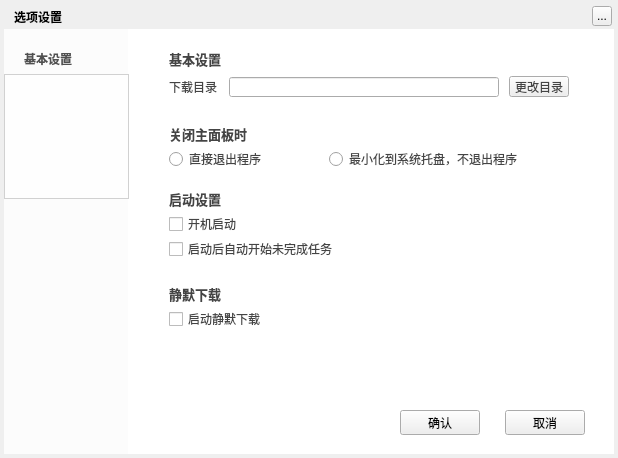
Greedysky/TTKDownloader, file TTKModule/TTKWidget/downloadUiKits/downloadsettingwidget.ui: the form before one commit.
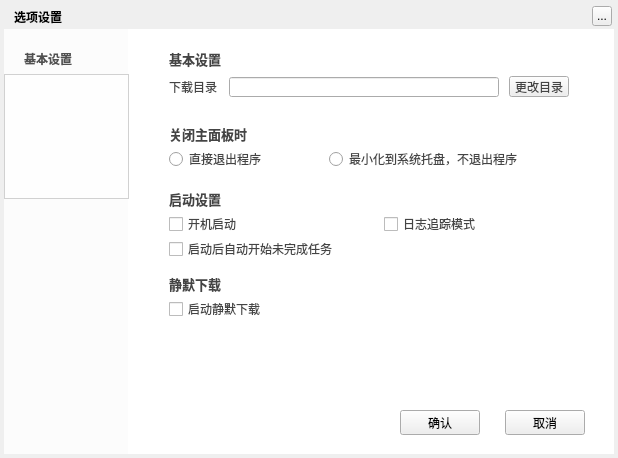
The form after the commit. Custom widgets are drawn as their Qt base class.

Patch:
```diff
--- a/TTKModule/TTKWidget/downloadUiKits/downloadsettingwidget.ui
+++ b/TTKModule/TTKWidget/downloadUiKits/downloadsettingwidget.ui
@@ -220,7 +220,7 @@
      <property name="geometry">
       <rect>
        <x>25</x>
-       <y>255</y>
+       <y>245</y>
        <width>415</width>
        <height>20</height>
       </rect>
@@ -238,7 +238,7 @@
      <property name="geometry">
       <rect>
        <x>25</x>
-       <y>280</y>
+       <y>270</y>
        <width>200</width>
        <height>20</height>
       </rect>
@@ -247,6 +247,19 @@
       <string>启动静默下载</string>
      </property>
     </widget>
+    <widget class="QCheckBox" name="logTrackCheckBox">
+     <property name="geometry">
+      <rect>
+       <x>240</x>
+       <y>185</y>
+       <width>200</width>
+       <height>20</height>
+      </rect>
+     </property>
+     <property name="text">
+      <string>日志追踪模式</string>
+     </property>
+    </widget>
    </widget>
    <widget class="QWidget" name="second">
     <property name="styleSheet">
```
